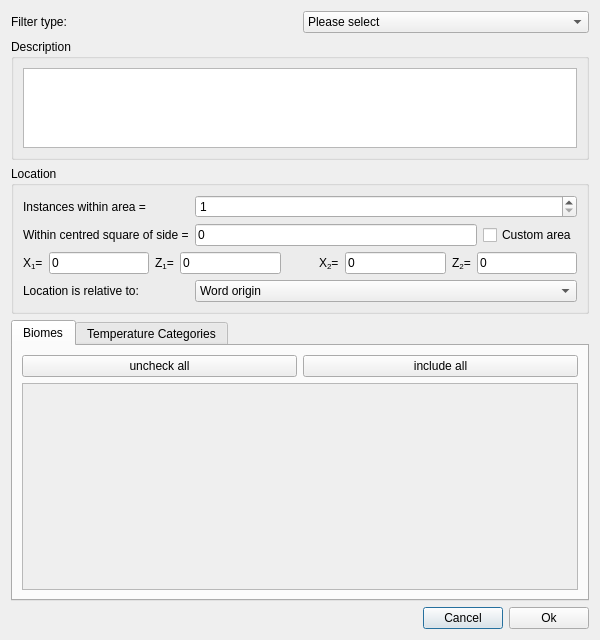
Old version of the form filterdialog.ui in the repository Cubitect/cubiomes-viewer.
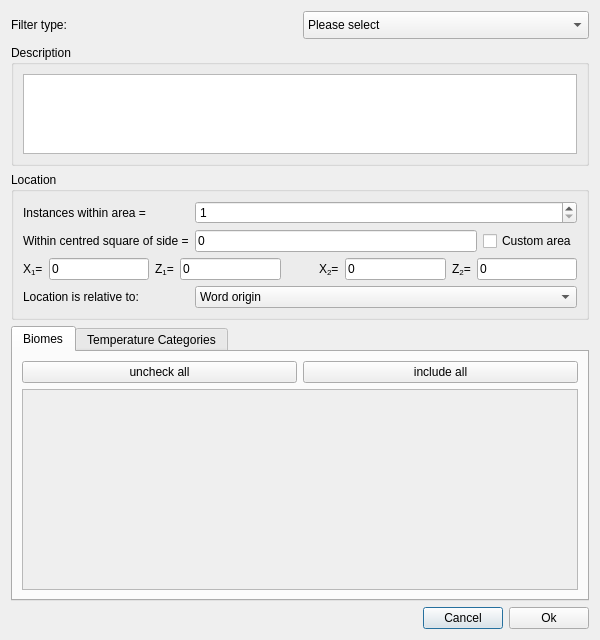
New version of the form. Icons and pictures are not drawn.

The edit to the form file:
```diff
--- a/filterdialog.ui
+++ b/filterdialog.ui
@@ -191,6 +191,18 @@
      </item>
      <item row="0" column="1">
       <widget class="QComboBox" name="comboBoxType">
+       <property name="maxVisibleItems">
+        <number>20</number>
+       </property>
+       <property name="sizeAdjustPolicy">
+        <enum>QComboBox::AdjustToMinimumContentsLengthWithIcon</enum>
+       </property>
+       <property name="iconSize">
+        <size>
+         <width>20</width>
+         <height>20</height>
+        </size>
+       </property>
        <item>
         <property name="text">
          <string>Please select</string>
@@ -309,7 +321,7 @@
             <x>0</x>
             <y>0</y>
             <width>562</width>
-            <height>191</height>
+            <height>188</height>
            </rect>
           </property>
           <layout class="QVBoxLayout" name="verticalLayout_2">
```
